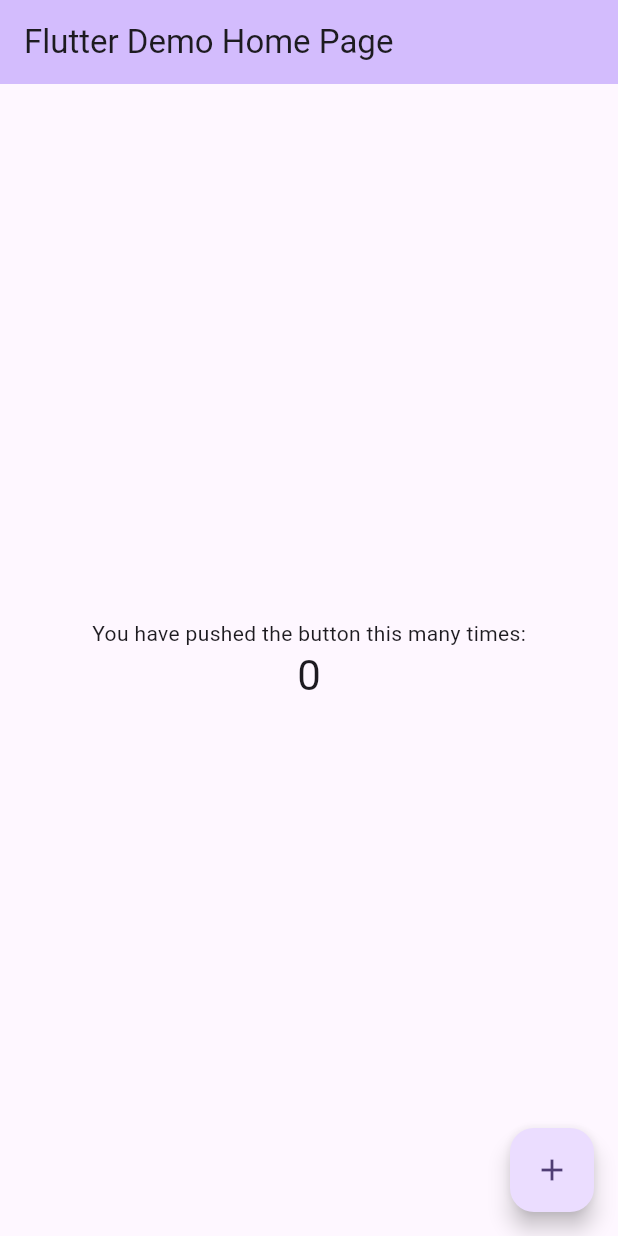
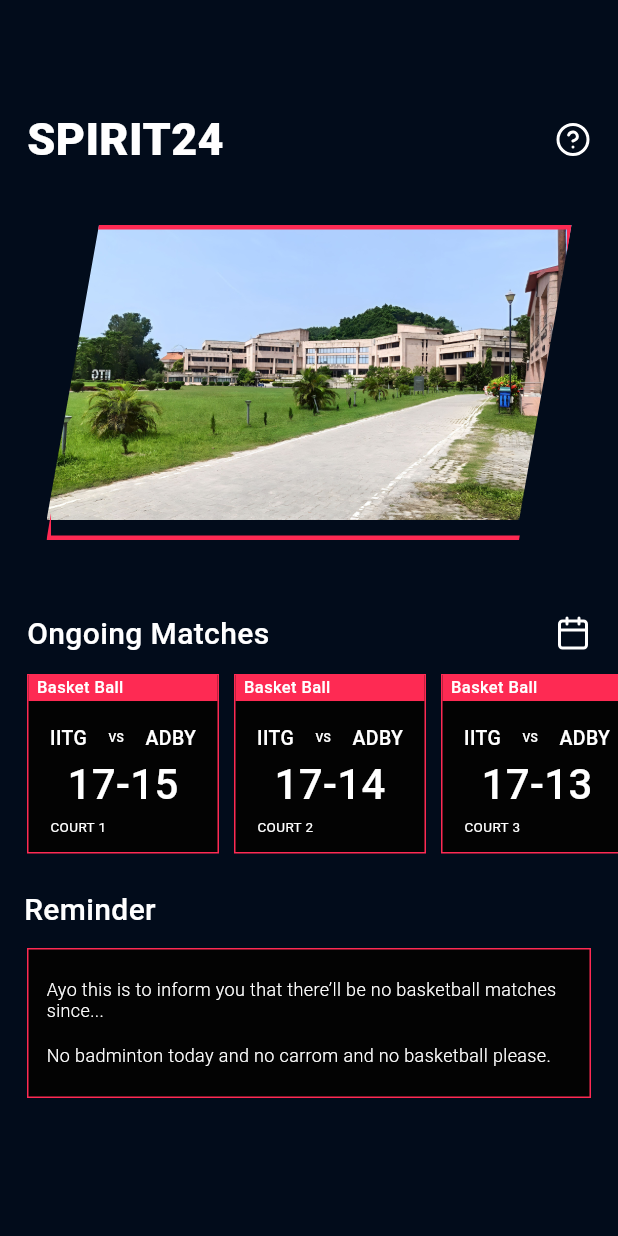
Before and after one commit to Himadri2041/spirit_app_h, a Flutter app: the screen it shows after launch, on a phone screen of 412 x 824 dp. Run offline on Flutter 3.47's test engine with Material 3 defaults, Android fonts, the phone set to English and light mode, and no system bars; our stand-ins replace carousel_slider, flutter_svg; Roboto replaces fonts that are missing (Base Neue Trial, Sequel Sans).

Commit message:
Home UI added still some work is needed

```diff
--- /dev/null
+++ b/lib/Pages/Home/Home.dart
@@ -0,0 +1,92 @@
+import 'package:flutter/material.dart';
+import 'package:flutter_svg/flutter_svg.dart';
+import 'package:spirit_app/Pages/Home/widgets/Builder.dart';
+import 'package:spirit_app/Pages/Home/widgets/ClipPath_parallelogram.dart';
+import 'package:spirit_app/utils/styles/outline.dart';
+import 'package:spirit_app/utils/widgets/schedule_card.dart';
+import 'package:spirit_app/utils/styles/colors.dart';
+import 'package:spirit_app/utils/styles/styles.dart';
+
+class HomePage extends StatefulWidget {
+  const HomePage({super.key});
+
+  @override
+  State<HomePage> createState() => _HomePageState();
+}
+class _HomePageState extends State<HomePage> {
+  @override
+  Widget build(BuildContext context) {
+    return Scaffold(
+      backgroundColor: AppColors.Color1,
+      body: SingleChildScrollView(
+        child: Container(
+          child: Column(
+            crossAxisAlignment: CrossAxisAlignment.start,
+            children: [
+              SizedBox(height: 75,),
+              Row(
+                mainAxisAlignment: MainAxisAlignment.spaceBetween,
+                children: [
+                  Container(
+                    margin:EdgeInsets.only(left: 18),
+                      child: Text("SPIRIT24",style:AppStyles.H1,)),
+                  Container(
+                      margin:EdgeInsets.only(right: 18),
+                      child: SvgPicture.asset("assets/icons/helpdesk.svg",height: 24,width: 24,)),
+                ]
+              ),
+              SizedBox(height: 40,),
+              Container(
+                child: Center( child:  Parallelogram(),)
+              ),
+              SizedBox(height: 50,),
+              Row(
+                mainAxisAlignment: MainAxisAlignment.spaceBetween,
+                children: [
+                  Container(
+                      margin:EdgeInsets.only(left: 18),
+                      child: Text("Ongoing Matches",style:AppStyles.b2,)),
+                  Container(
+                      margin:EdgeInsets.only(right: 18),
+                      child: SvgPicture.asset("assets/icons/schedule.svg",height: 24,width: 24,)),
+                ],
+              ),
+              SizedBox(height: 15,),
+              Allevents(),
+              SizedBox(height: 25,),
+              Container(
+                  margin:EdgeInsets.only(left: 16),
+                  child: Text("Reminder",style:AppStyles.b2,)),
+              SizedBox(height: 15,),
+              Container(
+                padding: const EdgeInsets.all(12),
+                height: 100,
+                margin:EdgeInsets.only(left: 18,right: 18),
+                decoration: Outline.red_outline,
+                child: Column(
+                  mainAxisAlignment: MainAxisAlignment.spaceAround,
+                  crossAxisAlignment: CrossAxisAlignment.start,
+                  children: [
+                    Text(
+                      'Ayo this is to inform you that there’ll be no basketball matches since...',
+                      style: AppStyles.l1
+                    ),
+                    Text(
+                        'No badminton today and no carrom and no basketball please.',
+                        style: AppStyles.l1
+                    ),
+
+                  ],
+                ),
+              ),
+
+
+
+            ],
+          ),
+        ),
+      ),
+
+    );
+  }
+}
--- /dev/null
+++ b/lib/Pages/Home/widgets/Builder.dart
@@ -0,0 +1,31 @@
+import 'package:flutter/cupertino.dart';
+import 'package:spirit_app/models/events/events_data.dart';
+import 'package:spirit_app/utils/widgets/schedule_card.dart';
+
+class Allevents extends StatefulWidget {
+  const Allevents({super.key});
+
+  @override
+  State<Allevents> createState() => _AlleventsState();
+}
+
+class _AlleventsState extends State<Allevents> {
+  @override
+  Widget build(BuildContext context) {
+    return Container(
+      margin:EdgeInsets.only(left: 18),
+      height: 120,
+      child: ListView.builder(
+        shrinkWrap: true,
+         scrollDirection: Axis.horizontal,
+         physics: BouncingScrollPhysics(),
+         itemCount: Events.allevents.length,
+          itemBuilder: (context,index){
+            final Event = Events.allevents[index];
+            return ScheduleCard(eventModel: Event);
+          }
+
+      ),
+    );
+  }
+}
--- /dev/null
+++ b/lib/Pages/Home/widgets/Carousel Slider.dart
@@ -0,0 +1,32 @@
+import 'package:carousel_slider/carousel_slider.dart';
+import 'package:flutter/material.dart';
+import 'package:spirit_app/Pages/Home/widgets/ClipPath_parallelogram.dart';
+import 'package:spirit_app/utils/styles/colors.dart';
+
+class Carousel extends StatefulWidget {
+  const Carousel({super.key});
+
+  @override
+  State<Carousel> createState() => _CarouselState();
+}
+
+class _CarouselState extends State<Carousel> {
+  List item =[1,2,3,4,5];
+  @override
+  Widget build(BuildContext context) {
+    return Container(
+      child: CarouselSlider(
+          items: item.map((i){
+            return Container(height: 120,width: 120,color: AppColors.Accent,);
+          }).toList(),
+          options: CarouselOptions(
+            enlargeCenterPage: true,
+            height: 400,
+            viewportFraction: 1,
+            autoPlay: true,
+            autoPlayCurve: Curves.fastOutSlowIn
+          )),
+    );
+
+  }
+}
--- /dev/null
+++ b/lib/Pages/Home/widgets/ClipPath_parallelogram.dart
@@ -0,0 +1,57 @@
+
+import 'package:flutter/cupertino.dart';
+import 'package:spirit_app/utils/styles/colors.dart';
+
+Parallelogram(){
+  return SizedBox(
+    height: 210,
+    width: 350,
+    child: Stack(
+      children: [
+        ClipPath(
+          child: Image.asset("assets/images/WhatsApp Image 2023-11-19 at 00.50.47_bbc6a890.jpg",fit: BoxFit.fitHeight,),
+            clipper: ClipParallelogram(),
+          ),
+        ClipPath(
+          clipper: ClipParallelogram(),
+          child: Container(
+            height: 210,
+            width: 350,
+            decoration: BoxDecoration(border:Border.all(color: AppColors.Accent,width: 3) ),
+          ),
+
+        )
+      ],
+    ),
+  );
+}
+class ClipParallelogram extends CustomClipper<Path> {
+  @override
+  Path getClip(Size size) {
+    double width = size.width;
+    double height = size.height;
+    Path path = Path();
+
+    // top left point
+    path.lineTo(width*0.1, 0);
+
+    // top right point
+    path.lineTo(width, 0);
+
+    // bottom right point
+    path.lineTo(width*0.9, height);
+
+    // bottom left point
+    path.lineTo(0, height);
+
+    // go back to -> top left point
+    path.lineTo(width*0.1, 0);
+
+    return path;
+  }
+
+  @override
+  bool shouldReclip(covariant CustomClipper<Path> oldClipper) {
+    return true;
+  }
+}
--- a/lib/main.dart
+++ b/lib/main.dart
@@ -1,4 +1,5 @@
 import 'package:flutter/material.dart';
+import 'package:spirit_app/Pages/Home/Home.dart';
 
 void main() {
   runApp(const MyApp());
@@ -10,60 +11,7 @@ class MyApp extends StatelessWidget {
   @override
   Widget build(BuildContext context) {
     return MaterialApp(
-      title: 'Flutter Demo',
-      theme: ThemeData(
-        colorScheme: ColorScheme.fromSeed(seedColor: Colors.deepPurple),
-        useMaterial3: true,
-      ),
-      home: const MyHomePage(title: 'Flutter Demo Home Page'),
+      home: HomePage()
     );
   }
 }
-
-class MyHomePage extends StatefulWidget {
-  const MyHomePage({super.key, required this.title});
-
-  final String title;
-
-  @override
-  State<MyHomePage> createState() => _MyHomePageState();
-}
-
-class _MyHomePageState extends State<MyHomePage> {
-  int _counter = 0;
-
-  void _incrementCounter() {
-    setState(() {
-      _counter++;
-    });
-  }
-
-  @override
-  Widget build(BuildContext context) {
-    return Scaffold(
-      appBar: AppBar(
-        backgroundColor: Theme.of(context).colorScheme.inversePrimary,
-        title: Text(widget.title),
-      ),
-      body: Center(
-        child: Column(
-          mainAxisAlignment: MainAxisAlignment.center,
-          children: <Widget>[
-            const Text(
-              'You have pushed the button this many times:',
-            ),
-            Text(
-              '$_counter',
-              style: Theme.of(context).textTheme.headlineMedium,
-            ),
-          ],
-        ),
-      ),
-      floatingActionButton: FloatingActionButton(
-        onPressed: _incrementCounter,
-        tooltip: 'Increment',
-        child: const Icon(Icons.add),
-      ),
-    );
-  }
-}
--- /dev/null
+++ b/lib/models/ProNite/Pronite_data.dart
@@ -0,0 +1,9 @@
+import 'Pronite_model.dart';
+
+class Pronite{
+  List<PronitModel> AllPronite =[
+    PronitModel(id: 1, artist: "Artist 1", date: "2024-10-25", time: "6:00 PM", venue: "Auditorium"),
+    PronitModel(id: 2, artist: "Artist 2", date: "2024-10-26", time: "6:00 PM", venue: "Auditorium"),
+    PronitModel(id: 3, artist: "Artist 3", date: "2024-10-27", time: "6:00 PM", venue: "Auditorium"),
+  ];
+}
--- /dev/null
+++ b/lib/models/ProNite/Pronite_model.dart
@@ -0,0 +1,14 @@
+class PronitModel{
+  final int id;
+  final String artist;
+  final String date;
+  final String time;
+  final String venue;
+  PronitModel({
+    required this.id,
+    required this.artist,
+    required this.date,
+    required this.time,
+    required this.venue,
+});
+}
--- /dev/null
+++ b/lib/models/events/events_data.dart
@@ -0,0 +1,12 @@
+import 'events_model.dart';
+
+class Events{
+  static List<EventModel> allevents =[
+    EventModel(id: 1, eventName: "Basket Ball", date: "2024-09-21", team1: "IITG", team2: "ADBY", score: "17-15", venue: "COURT 1"),
+    EventModel(id: 2, eventName: "Basket Ball", date: "2024-09-21", team1: "IITG", team2: "ADBY", score: "17-14", venue: "COURT 2"),
+    EventModel(id: 3, eventName: "Basket Ball", date: "2024-09-21", team1: "IITG", team2: "ADBY", score: "17-13", venue: "COURT 3"),
+    EventModel(id: 4, eventName: "Basket Ball", date: "2024-09-21", team1: "IITG", team2: "ADBY", score: "17-12", venue: "COURT 4"),
+    EventModel(id: 5, eventName: "Basket Ball", date: "2024-09-21", team1: "IITG", team2: "ADBY", score: "17-11", venue: "COURT 5"),
+    EventModel(id: 5, eventName: "Cricket", date: "2024-09-21", team1: "IITG", team2: "IITB", score: "17-11", venue: "COURT 5"),
+  ];
+}
--- /dev/null
+++ b/lib/models/events/events_model.dart
@@ -0,0 +1,18 @@
+class EventModel{
+  final int id;
+  final String eventName;
+  final String date;
+  final String team1;
+  final String team2;
+  final String venue;
+  final String score;
+  EventModel({
+    required this.id,
+    required this.eventName,
+    required this.date,
+    required this.team1,
+    required this.team2,
+    required this.score,
+    required this.venue,
+});
+}
--- a/lib/utils/colors.dart
+++ /dev/null
@@ -1,3 +0,0 @@
-class AppColors{
-  // static const primary = Color(0xFF2E7D32);
-}
--- a/lib/utils/styles.dart
+++ /dev/null
@@ -1,4 +0,0 @@
-
-class AppStyles{
-  // static const h1 = TextStyle(fontSize: 24, fontWeight: FontWeight.bold);
-}
--- /dev/null
+++ b/lib/utils/styles/colors.dart
@@ -0,0 +1,13 @@
+import 'package:flutter/material.dart';
+
+class AppColors{
+  static const Accent = Color.fromRGBO(254, 42, 83, 1);
+  static const white = Color.fromRGBO(255, 255, 255, 1);
+  static const Accent2 = Color.fromRGBO(255, 255, 48, 1);
+  static const Green = Color.fromRGBO(194, 250, 17, 1);
+  static const Color1 = Color.fromRGBO(2, 12, 27, 1);
+  static const Color3 = Color.fromRGBO(6, 30, 56, 1);
+  static const Color4 = Color.fromRGBO(12, 43, 76, 1);
+  static const Color5 = Color.fromRGBO(18, 56, 96, 1);
+  static const Black = Color.fromRGBO(3, 3, 3, 1);
+}
--- /dev/null
+++ b/lib/utils/styles/outline.dart
@@ -0,0 +1,9 @@
+import 'package:flutter/cupertino.dart';
+import 'package:spirit_app/utils/styles/colors.dart';
+class Outline{
+  static const red_outline = ShapeDecoration(
+      color: AppColors.Black,
+      shape: RoundedRectangleBorder(
+          side: BorderSide(width: 1,color: AppColors.Accent)
+      ));
+}
--- /dev/null
+++ b/lib/utils/styles/styles.dart
@@ -0,0 +1,24 @@
+import 'package:flutter/material.dart';
+import 'package:spirit_app/utils/styles/colors.dart';
+
+class AppStyles{
+  /// Base Neue bold
+  static const H1 = TextStyle(color: Colors.white, fontSize: 30, fontFamily: 'Base Neue Trial', fontWeight: FontWeight.w900, height: 0, );
+/// Bold
+  /// size 28
+  static const b1 = TextStyle(fontWeight: FontWeight.w500,fontSize: 28,color: AppColors.white);
+  /// size 20
+  static const b2 = TextStyle(color: Colors.white, fontSize: 20, fontFamily: 'Sequel Sans', height: 0,fontWeight: FontWeight.w500);
+  /// size 13
+  static const b3 =  TextStyle(fontWeight: FontWeight.w500,fontSize: 13,color: AppColors.white);
+  /// size 11
+  static const b4 = TextStyle(fontWeight: FontWeight.w500,fontSize: 11,color: AppColors.white,);
+/// SemiBold
+  /// size 9
+  static const s1 = TextStyle(fontWeight: FontWeight.w400,fontSize: 9,color: AppColors.white);
+/// Light
+  /// size 12
+  static const l1 = TextStyle(color: Colors.white, fontSize: 12, fontFamily: 'Sequel Sans', height: 0,fontWeight: FontWeight.w300);
+
+
+}
--- /dev/null
+++ b/lib/utils/widgets/schedule_card.dart
@@ -0,0 +1,60 @@
+import 'package:flutter/cupertino.dart';
+import 'package:spirit_app/models/events/events_model.dart';
+import 'package:spirit_app/utils/styles/colors.dart';
+import 'package:spirit_app/utils/styles/outline.dart';
+import 'package:spirit_app/utils/styles/styles.dart';
+
+class ScheduleCard extends StatefulWidget {
+  final EventModel eventModel;
+  const ScheduleCard({super.key,required this.eventModel});
+
+  @override
+  State<ScheduleCard> createState() => _ScheduleCardState();
+}
+
+class _ScheduleCardState extends State<ScheduleCard> {
+  @override
+  Widget build(BuildContext context) {
+    return Container(
+      margin:EdgeInsets.only(right: 10),
+        width: 128,
+        height: 120,
+        clipBehavior: Clip.antiAlias,
+        decoration: Outline.red_outline,
+        child:Column(
+          crossAxisAlignment: CrossAxisAlignment.start,
+          children: [
+            Container(
+              clipBehavior: Clip.antiAlias,
+              height: 17.35,
+              width: 128,
+              decoration: BoxDecoration(color: AppColors.Accent),
+              padding: const EdgeInsets.symmetric(horizontal: 5.58,vertical: .1),
+              child: Text(widget.eventModel.eventName,textAlign: TextAlign.start,style: AppStyles.b4,),
+
+            ),
+            Container(
+              margin: EdgeInsets.only(top: 15),
+              child: Row(
+                mainAxisAlignment: MainAxisAlignment.spaceEvenly,
+                children: [
+                  Text(widget.eventModel.team1 ,style: AppStyles.b3,),
+                  Text("VS" ,style: TextStyle(fontWeight: FontWeight.w500,fontSize: 8,color: AppColors.white),),
+                  Text(widget.eventModel.team2 ,style: AppStyles.b3)
+                ],
+              ),
+            ),
+            Container(
+              margin: EdgeInsets.only(top:1.5),
+              child: Center(child: Text(widget.eventModel.score ,style: AppStyles.b1)),
+            ),
+            SizedBox(height: 1.5,),
+            Container(
+                margin: EdgeInsets.only(left: 14.5),
+                child: Text(widget.eventModel.venue ,style: AppStyles.s1)),
+          ],
+        )
+
+    );
+  }
+}
--- a/pubspec.yaml
+++ b/pubspec.yaml
@@ -36,6 +36,8 @@ dependencies:
   # Use with the CupertinoIcons class for iOS style icons.
   cupertino_icons: ^1.0.8
   google_fonts: ^6.2.1
+  carousel_slider: ^4.2.1
+  flutter_svg :
 
 dev_dependencies:
   flutter_test:
```
Also changed, not shown: assets/icons/Frame.svg (added), assets/icons/helpdesk.svg (added), assets/icons/schedule.svg (added), assets/images/WhatsApp Image 2023-11-19 at 00.50.47_bbc6a890.jpg (added), pubspec.lock.
